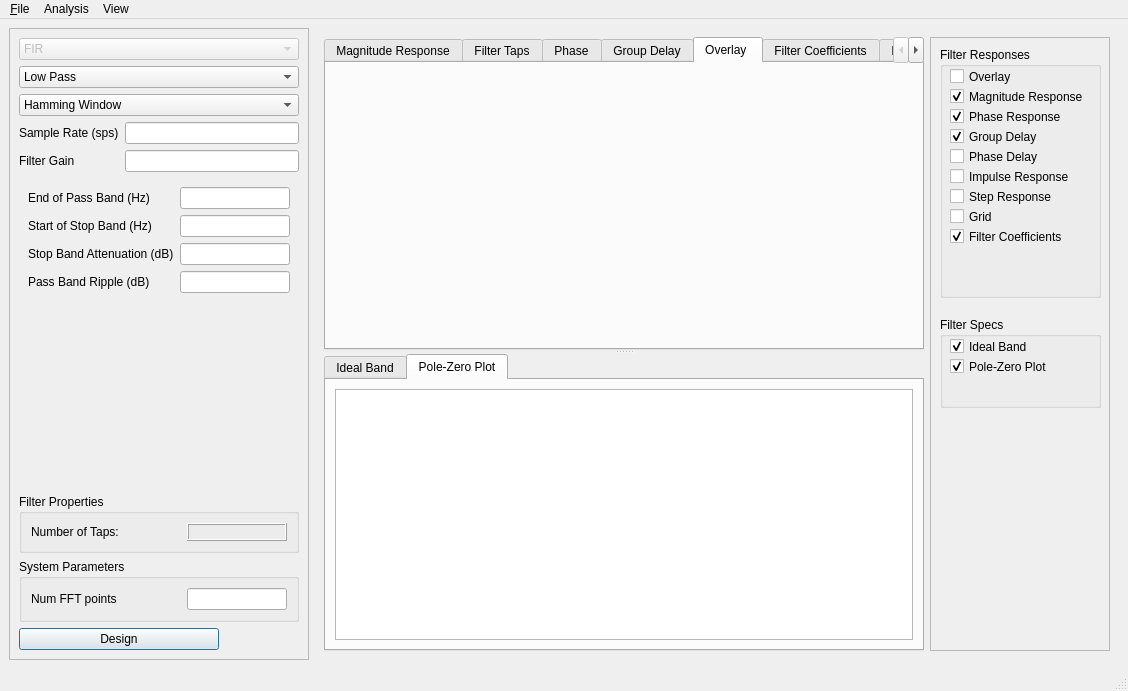
Above: python/pyqt_filter_stacked.ui from zeroXzero/gr-filtdes before the change. Below: the same form after it.
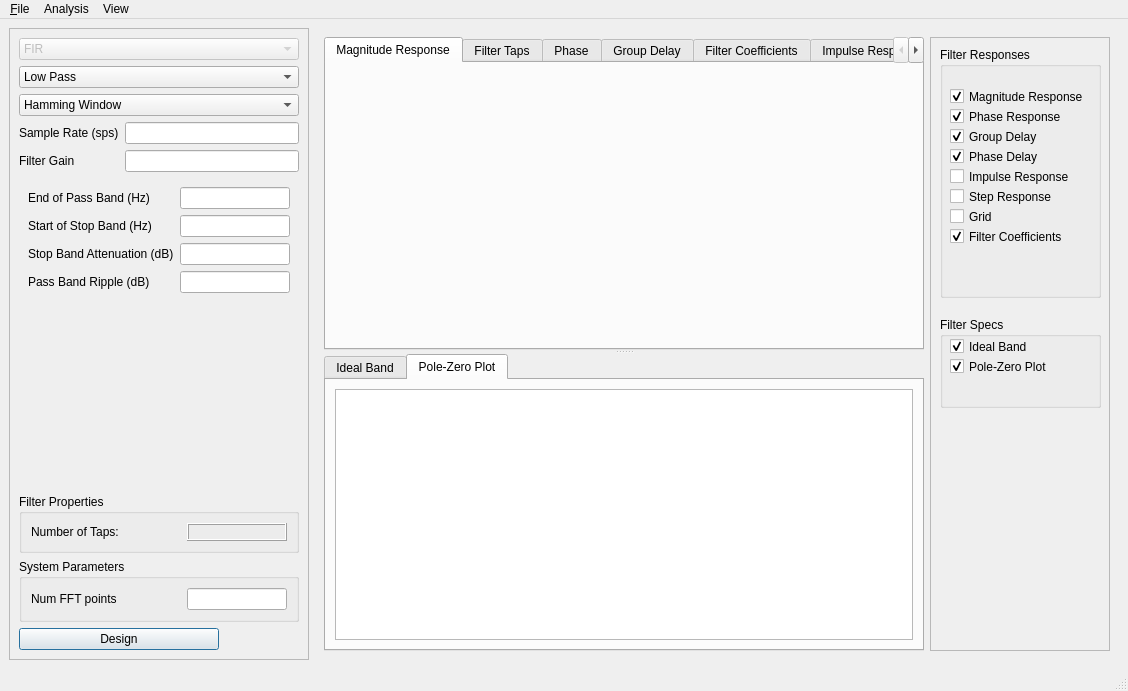
That is the form after the change. The open tabs and pages were chosen to show the change. Icons and pictures are not drawn. Custom widgets are drawn as their Qt base class.

Commit message: Attached all curves. Handled complex plots

What changed in the file:
```diff
--- a/python/pyqt_filter_stacked.ui
+++ b/python/pyqt_filter_stacked.ui
@@ -646,24 +646,6 @@
              </item>
             </layout>
            </widget>
-           <widget class="QWidget" name="overlayTab">
-            <property name="enabled">
-             <bool>true</bool>
-            </property>
-            <attribute name="title">
-             <string>Overlay </string>
-            </attribute>
-            <widget class="QwtPlot" name="overlayPlot">
-             <property name="geometry">
-              <rect>
-               <x>10</x>
-               <y>10</y>
-               <width>591</width>
-               <height>291</height>
-              </rect>
-             </property>
-            </widget>
-           </widget>
            <widget class="QWidget" name="fcTab">
             <attribute name="title">
              <string>Filter Coefficients</string>
@@ -818,22 +800,6 @@
            <property name="title">
             <string>Filter Responses</string>
            </property>
-           <widget class="QCheckBox" name="checkOverlaymode">
-            <property name="geometry">
-             <rect>
-              <x>10</x>
-              <y>20</y>
-              <width>151</width>
-              <height>19</height>
-             </rect>
-            </property>
-            <property name="text">
-             <string>Overlay </string>
-            </property>
-            <property name="checked">
-             <bool>false</bool>
-            </property>
-           </widget>
            <widget class="QCheckBox" name="checkMagres">
             <property name="geometry">
              <rect>
@@ -894,6 +860,9 @@
             <property name="text">
              <string>Phase Delay</string>
             </property>
+            <property name="checked">
+             <bool>true</bool>
+            </property>
            </widget>
            <widget class="QCheckBox" name="checkImpulse">
             <property name="geometry">
```
Left out of the diff: 26 changed lines with no effect on the pictures. The commit also changes 2 other files.
